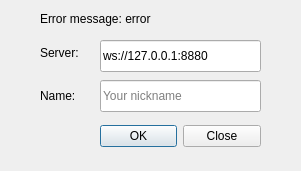
The window that Client/Window/AuthDialog.ui (Toliak/QT-Chat) describes before a commit, drawn with Qt 5.
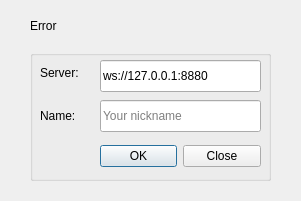
The same window after the commit. Icons and pictures are not drawn.

What changed in the file:
```diff
--- a/Client/Window/AuthDialog.ui
+++ b/Client/Window/AuthDialog.ui
@@ -7,7 +7,7 @@
     <x>0</x>
     <y>0</y>
     <width>301</width>
-    <height>171</height>
+    <height>201</height>
    </rect>
   </property>
   <property name="windowTitle">
@@ -17,11 +17,71 @@
    <iconset resource="../Static/static.qrc">
     <normaloff>:/icon/svg-flat.svg</normaloff>:/icon/svg-flat.svg</iconset>
   </property>
+  <widget class="QLabel" name="error">
+   <property name="enabled">
+    <bool>true</bool>
+   </property>
+   <property name="geometry">
+    <rect>
+     <x>30</x>
+     <y>0</y>
+     <width>241</width>
+     <height>51</height>
+    </rect>
+   </property>
+   <property name="mouseTracking">
+    <bool>false</bool>
+   </property>
+   <property name="text">
+    <string>Error</string>
+   </property>
+   <property name="wordWrap">
+    <bool>true</bool>
+   </property>
+  </widget>
+  <widget class="QGroupBox" name="groupBox">
+   <property name="geometry">
+    <rect>
+     <x>30</x>
+     <y>50</y>
+     <width>241</width>
+     <height>131</height>
+    </rect>
+   </property>
+   <property name="title">
+    <string/>
+   </property>
+   <widget class="QLineEdit" name="name">
+    <property name="geometry">
+     <rect>
+      <x>70</x>
+      <y>50</y>
+      <width>161</width>
+      <height>32</height>
+     </rect>
+    </property>
+    <property name="placeholderText">
+     <string>Your nickname</string>
+    </property>
+   </widget>
+   <widget class="QLabel" name="label_2">
+    <property name="geometry">
+     <rect>
+      <x>10</x>
+      <y>50</y>
+      <width>58</width>
+      <height>31</height>
+     </rect>
+    </property>
+    <property name="text">
+     <string>Name:</string>
+    </property>
+   </widget>
   <widget class="QDialogButtonBox" name="buttonBox">
    <property name="geometry">
     <rect>
-     <x>100</x>
-     <y>120</y>
+      <x>70</x>
+      <y>90</y>
      <width>161</width>
      <height>32</height>
     </rect>
@@ -33,24 +93,11 @@
     <set>QDialogButtonBox::Close|QDialogButtonBox::Ok</set>
    </property>
   </widget>
-  <widget class="QLabel" name="label_2">
-   <property name="geometry">
-    <rect>
-     <x>40</x>
-     <y>80</y>
-     <width>58</width>
-     <height>31</height>
-    </rect>
-   </property>
-   <property name="text">
-    <string>Name:</string>
-   </property>
-  </widget>
   <widget class="QLabel" name="label_3">
    <property name="geometry">
     <rect>
-     <x>40</x>
-     <y>37</y>
+      <x>10</x>
+      <y>7</y>
      <width>58</width>
      <height>31</height>
     </rect>
@@ -62,8 +109,8 @@
   <widget class="QLineEdit" name="address">
    <property name="geometry">
     <rect>
-     <x>100</x>
-     <y>40</y>
+      <x>70</x>
+      <y>10</y>
      <width>161</width>
      <height>32</height>
     </rect>
@@ -75,37 +122,6 @@
     <string>WebSocket server</string>
    </property>
   </widget>
-  <widget class="QLineEdit" name="name">
-   <property name="geometry">
-    <rect>
-     <x>100</x>
-     <y>80</y>
-     <width>161</width>
-     <height>32</height>
-    </rect>
-   </property>
-   <property name="placeholderText">
-    <string>Your nickname</string>
-   </property>
-  </widget>
-  <widget class="QLabel" name="error">
-   <property name="enabled">
-    <bool>true</bool>
-   </property>
-   <property name="geometry">
-    <rect>
-     <x>40</x>
-     <y>10</y>
-     <width>221</width>
-     <height>18</height>
-    </rect>
-   </property>
-   <property name="mouseTracking">
-    <bool>false</bool>
-   </property>
-   <property name="text">
-    <string>Error message: error</string>
-   </property>
   </widget>
  </widget>
  <resources>
```
Left out of the diff: 2 changed lines with no effect on the pictures. Lines whose indentation alone changed are shown as unchanged.
